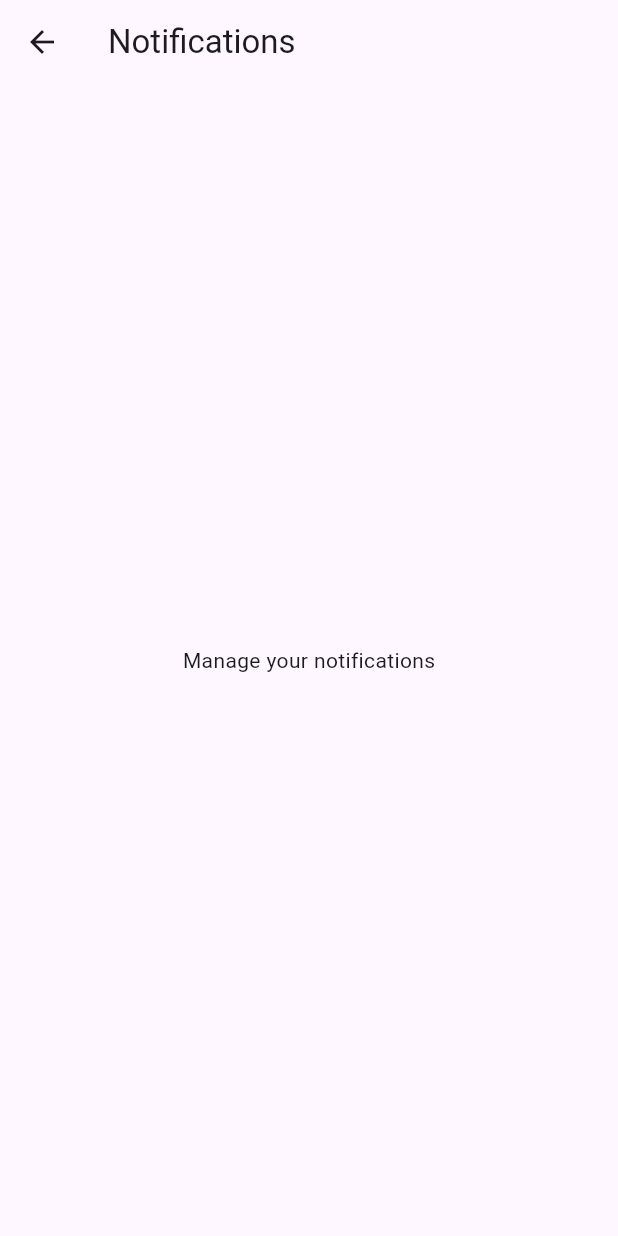
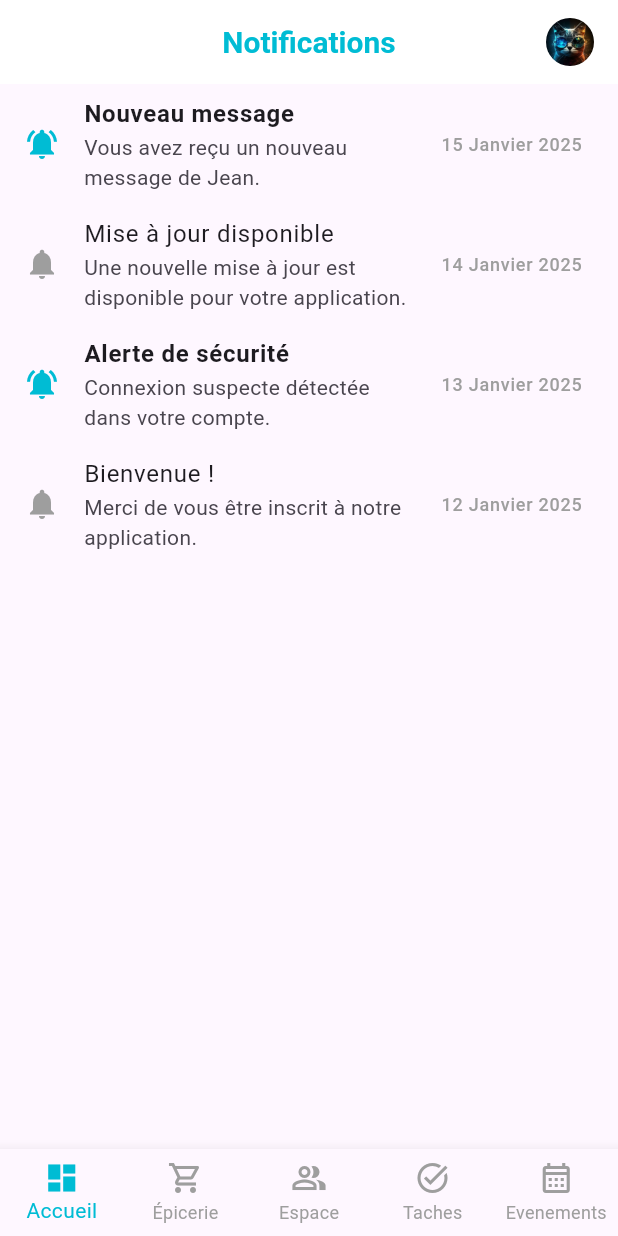
Before and after one commit to JeanPierreNduwimana/EspaceFamille, a Flutter app: the NotificationsPage screen opened directly, on a phone screen of 412 x 824 dp. Run offline on Flutter 3.47's test engine with Material 3 defaults, Android fonts, the phone set to English and light mode, and no system bars; our stand-ins replace flutter_rating_stars, image_picker, palette_generator.

Commit message:
FCT: Page Notifications et Page à propos

```diff
--- a/espace_famille/lib/accueil/accueil.dart
+++ b/espace_famille/lib/accueil/accueil.dart
@@ -21,7 +21,7 @@ final List<Map<String, String>> categories = [
 bool containposts = true;
 bool postimageavailable = true;
 bool valideAchat1 = false;
-bool orgExist = false;
+bool orgExist = true;
 
 class _AccueilState extends State<Accueil> {
 
--- /dev/null
+++ b/espace_famille/lib/app_management/notification_page.dart
@@ -0,0 +1,135 @@
+import 'package:flutter/material.dart';
+
+import '../services/design_service.dart';
+
+class NotificationsPage extends StatefulWidget {
+  const NotificationsPage({super.key});
+
+  @override
+  State<NotificationsPage> createState() => _NotificationsPageState();
+}
+DesignService _designService = DesignService();
+
+class _NotificationsPageState extends State<NotificationsPage> {
+  final List<Map<String, dynamic>> notifications = [
+    {
+      'title': 'Nouveau message',
+      'description': 'Vous avez reçu un nouveau message de Jean.',
+      'date': '15 Janvier 2025',
+      'read': false,
+      'important': false,
+    },
+    {
+      'title': 'Mise à jour disponible',
+      'description': 'Une nouvelle mise à jour est disponible pour votre application.',
+      'date': '14 Janvier 2025',
+      'read': true,
+      'important': true,
+    },
+    {
+      'title': 'Alerte de sécurité',
+      'description': 'Connexion suspecte détectée dans votre compte.',
+      'date': '13 Janvier 2025',
+      'read': false,
+      'important': false,
+    },
+    {
+      'title': 'Bienvenue !',
+      'description': 'Merci de vous être inscrit à notre application.',
+      'date': '12 Janvier 2025',
+      'read': true,
+      'important': false,
+    },
+  ];
+
+  void markAsRead(int index) {
+    setState(() {
+      notifications[index]['read'] = true;
+    });
+  }
+
+  void removeNotification(int index) {
+    setState(() {
+      notifications.removeAt(index);
+    });
+  }
+
+  @override
+  Widget build(BuildContext context) {
+    return Scaffold(
+      appBar: _designService.appBar(context, 'Notifications', false),
+      bottomNavigationBar: _designService.navigationBar(context, 0, setState),
+      body: notifications.isEmpty
+          ? const Center(
+            child: Text(
+              'Aucune notification',
+              style: TextStyle(fontSize: 16, color: Colors.grey),
+            ),
+          )
+          : ListView.builder(
+            itemCount: notifications.length,
+            itemBuilder: (context, index) {
+              final notification = notifications[index];
+              return Dismissible(
+                key: UniqueKey(),
+                direction: DismissDirection.horizontal,
+                confirmDismiss: (direction)async{
+                  if(notification['important']){
+                    bool? result = await _designService.dialogYesorNo(context, 'Notification importante! \n Le supprimer?');
+                    if(result != null){
+                      return result;
+                    }
+                  }else{
+                    return true;
+                  }
+                },
+
+                onDismissed: (direction) async{
+                  removeNotification(index);
+                  ScaffoldMessenger.of(context).showSnackBar(
+                    SnackBar(
+                      content: Text('${notification['title']} supprimée.'),
+                      duration: const Duration(seconds: 2),
+                    ),
+                  );
+                },
+                background: Container(
+                  color: Colors.redAccent,
+                  alignment: Alignment.centerLeft,
+                  padding: const EdgeInsets.only(left: 16),
+                  child: const Icon(Icons.delete, color: Colors.white),
+                ),
+                secondaryBackground: Container(
+                  color: Colors.redAccent,
+                  alignment: Alignment.centerRight,
+                  padding: const EdgeInsets.only(right: 16),
+                  child: const Icon(Icons.delete, color: Colors.white),
+                ),
+                child: ListTile(
+                  leading: Icon(
+                    notification['read'] ? Icons.notifications : Icons.notifications_active,
+                    color: notification['read'] ? Colors.grey : Colors.cyan,
+                  ),
+                  title: Text(
+                    notification['title'],
+                    style: TextStyle(
+                      fontWeight: notification['read'] ? FontWeight.normal : FontWeight.bold,
+                    ),
+                  ),
+                  subtitle: Text(notification['description']),
+                  trailing: Text(
+                    notification['date'],
+                    style: const TextStyle(color: Colors.grey, fontSize: 12),
+                  ),
+                  onTap: () {
+                    if (!notification['read']) {
+                      markAsRead(index);
+                    }
+                  },
+                ),
+              );
+            },
+      ),
+    );
+  }
+}
--- a/espace_famille/lib/authentification/connexion.dart
+++ b/espace_famille/lib/authentification/connexion.dart
@@ -1,9 +1,7 @@
 import 'package:flutter/cupertino.dart';
 import 'package:flutter/material.dart';
 
-import '../nav_menu.dart';
 import '../services/design_service.dart';
-import 'inscription.dart';
 
 class Connection extends StatefulWidget {
   const Connection({super.key});
--- a/espace_famille/lib/epicerie/liste_epicerie.dart
+++ b/espace_famille/lib/epicerie/liste_epicerie.dart
@@ -219,6 +219,10 @@ class _ListeEpicerieState extends State<ListeEpicerie> {
                 aliments.remove(aliments[index]);
               });
             },
+            child: GestureDetector(
+              onTap: (){
+                _designService.dialogDetailAliment(context);
+              },
               child: Card(
                 margin: const EdgeInsets.symmetric(horizontal: 15, vertical: 12),
                 color: aliments[index].validerAchat ? Colors.grey.withOpacity(0.1) : Colors.white,
@@ -315,6 +319,7 @@ class _ListeEpicerieState extends State<ListeEpicerie> {
                   ),
                 ),
               ),
+            ),
           );
         },
       ),
--- a/espace_famille/lib/main.dart
+++ b/espace_famille/lib/main.dart
@@ -1,4 +1,4 @@
-import 'package:espace_famille/app_options.dart';
+import 'package:espace_famille/app_management/app_options.dart';
 import 'package:espace_famille/authentification/connexion.dart';
 import 'package:espace_famille/authentification/inscription.dart';
 import 'package:espace_famille/epicerie/liste_epicerie.dart';
@@ -10,6 +10,7 @@ import 'package:espace_famille/taches/liste_evaluation.dart';
 import 'package:espace_famille/taches/liste_taches.dart';
 import 'package:flutter/material.dart';
 import 'accueil/accueil.dart';
+import 'app_management/notification_page.dart';
 import 'espace_famille/accueil_espace_famille.dart';
 
 void main() {
@@ -41,7 +42,8 @@ class MyApp extends StatelessWidget {
         '/inscription' : (context) => const Inscription(),
         '/acceuil' : (context) => const Accueil(),
         '/app_options' : (context) => const AppOptions(),
-        '/edit_profile' : (context) => const EditProfilePage()
+        '/edit_profile' : (context) => const EditProfilePage(),
+        '/notifications' : (context) => const NotificationsPage()
       },
 
     );
--- a/espace_famille/lib/profile/page_profile.dart
+++ b/espace_famille/lib/profile/page_profile.dart
@@ -149,7 +149,7 @@ class _PageProfileState extends State<PageProfile> {
                   padding: const EdgeInsets.symmetric(horizontal: 8),
                   child: ListTile(
                     onTap: () => _designService.dialogEvaluerTacheDetailsProfile(
-                        false, context, taches[index], value),
+                        true, context, taches[index], value),
                     leading: ClipRRect(
                       borderRadius: BorderRadius.circular(8), // Ajout de coins arrondis à l'image
                       child: Image.asset(
```
Also changed, not shown: espace_famille/lib/app_management/about_us_page.dart (added, +109 -0 lines), espace_famille/lib/app_management/app_options.dart (renamed from espace_famille/lib/app_options.dart, +12 -39 lines), espace_famille/lib/authentification/inscription.dart (+56 -2 lines), espace_famille/lib/espace_famille/accueil_espace_famille.dart (+19 -6 lines), espace_famille/lib/espace_famille/commentaires_annonce.dart (+26 -11 lines), espace_famille/lib/services/design_service.dart (+143 -50 lines). Lines whose indentation alone changed are shown as unchanged.
